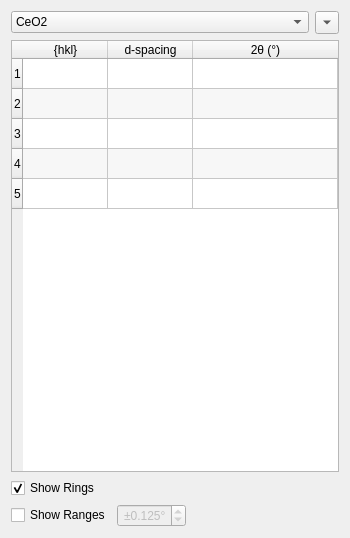
Above: hexrd/ui/resources/ui/materials_panel.ui from HEXRD/hexrdgui before the change. Below: the same form after it.
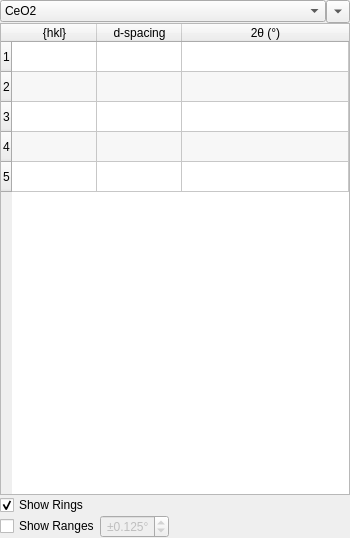
That is the form after the change.

Commit message:
Updated and tweaked UI layout, decimals, quit
A number of minor tweaks to regain empty space, add more default
precision to the form view, and add a quit action to the menu.

Diff of the .ui file:
```diff
--- a/hexrd/ui/resources/ui/materials_panel.ui
+++ b/hexrd/ui/resources/ui/materials_panel.ui
@@ -11,8 +11,26 @@
    </rect>
   </property>
   <layout class="QVBoxLayout" name="verticalLayout_7">
+   <property name="spacing">
+    <number>0</number>
+   </property>
+   <property name="leftMargin">
+    <number>0</number>
+   </property>
+   <property name="topMargin">
+    <number>0</number>
+   </property>
+   <property name="rightMargin">
+    <number>0</number>
+   </property>
+   <property name="bottomMargin">
+    <number>0</number>
+   </property>
    <item>
     <layout class="QHBoxLayout" name="horizontalLayout_7">
+     <property name="spacing">
+      <number>0</number>
+     </property>
      <item>
       <widget class="QComboBox" name="materials_combo">
        <property name="sizePolicy">
@@ -162,6 +180,9 @@
    </item>
    <item>
     <layout class="QHBoxLayout" name="horizontalLayout_3">
+     <property name="spacing">
+      <number>0</number>
+     </property>
      <item>
       <widget class="QCheckBox" name="show_ranges">
        <property name="toolTip">
```
Left out of the diff: 6 changed lines with no effect on the pictures. The commit also changes 5 other files.
